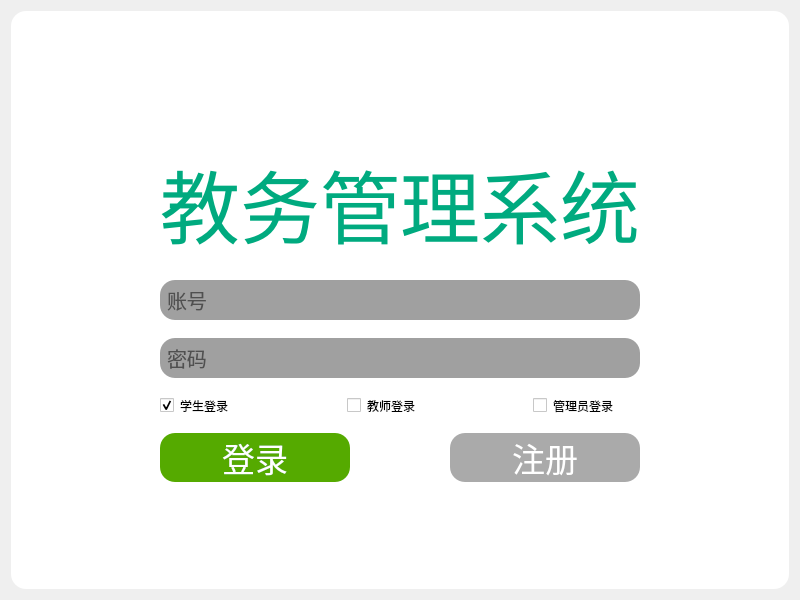
This is ui/login.ui in Rayscan321/EAS as Qt 5 draws it before an edit. The edited form follows.
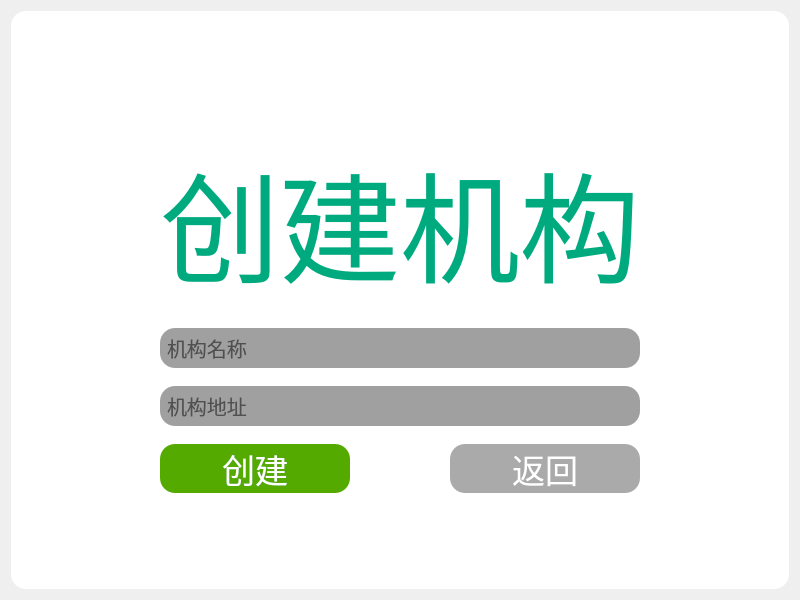
This is the edited form. The open tabs and pages were chosen to show the change. Icons and pictures are not drawn.

```diff
--- a/ui/login.ui
+++ b/ui/login.ui
@@ -495,6 +495,193 @@
             </item>
            </layout>
           </widget>
+          <widget class="QWidget" name="page_3">
+           <layout class="QHBoxLayout" name="horizontalLayout_13">
+            <item>
+             <layout class="QVBoxLayout" name="verticalLayout_6">
+              <item>
+               <spacer name="verticalSpacer_5">
+                <property name="orientation">
+                 <enum>Qt::Vertical</enum>
+                </property>
+                <property name="sizeHint" stdset="0">
+                 <size>
+                  <width>20</width>
+                  <height>40</height>
+                 </size>
+                </property>
+               </spacer>
+              </item>
+              <item>
+               <layout class="QHBoxLayout" name="horizontalLayout_11">
+                <item>
+                 <spacer name="horizontalSpacer_6">
+                  <property name="orientation">
+                   <enum>Qt::Horizontal</enum>
+                  </property>
+                  <property name="sizeHint" stdset="0">
+                   <size>
+                    <width>40</width>
+                    <height>20</height>
+                   </size>
+                  </property>
+                 </spacer>
+                </item>
+                <item>
+                 <layout class="QVBoxLayout" name="verticalLayout_7">
+                  <property name="spacing">
+                   <number>18</number>
+                  </property>
+                  <item>
+                   <widget class="QLabel" name="label_3">
+                    <property name="font">
+                     <font>
+                      <family>阿里巴巴普惠体 2.0 55 Regular</family>
+                      <pointsize>90</pointsize>
+                     </font>
+                    </property>
+                    <property name="styleSheet">
+                     <string notr="true">color: rgb(0, 170, 127);</string>
+                    </property>
+                    <property name="text">
+                     <string>创建机构</string>
+                    </property>
+                   </widget>
+                  </item>
+                  <item>
+                   <widget class="QLineEdit" name="lineEdit_5">
+                    <property name="font">
+                     <font>
+                      <family>阿里巴巴普惠体 2.0 55 Regular</family>
+                      <pointsize>15</pointsize>
+                     </font>
+                    </property>
+                    <property name="styleSheet">
+                     <string notr="true">border-radius:15px;
+padding:5px;
+background-color: rgb(160, 160, 160);</string>
+                    </property>
+                    <property name="placeholderText">
+                     <string>机构名称</string>
+                    </property>
+                   </widget>
+                  </item>
+                  <item>
+                   <widget class="QLineEdit" name="lineEdit_6">
+                    <property name="font">
+                     <font>
+                      <family>阿里巴巴普惠体 2.0 55 Regular</family>
+                      <pointsize>15</pointsize>
+                     </font>
+                    </property>
+                    <property name="styleSheet">
+                     <string notr="true">border-radius:15px;
+padding:5px;
+background-color: rgb(160, 160, 160);</string>
+                    </property>
+                    <property name="echoMode">
+                     <enum>QLineEdit::Normal</enum>
+                    </property>
+                    <property name="placeholderText">
+                     <string>机构地址</string>
+                    </property>
+                   </widget>
+                  </item>
+                  <item>
+                   <layout class="QHBoxLayout" name="horizontalLayout_12">
+                    <property name="spacing">
+                     <number>100</number>
+                    </property>
+                    <item>
+                     <widget class="QPushButton" name="pushButton_7">
+                      <property name="font">
+                       <font>
+                        <family>阿里巴巴普惠体 2.0 55 Regular</family>
+                        <pointsize>25</pointsize>
+                       </font>
+                      </property>
+                      <property name="styleSheet">
+                       <string notr="true">QPushButton{
+	border-radius:15px;
+	background-color: rgb(85, 170, 0);
+	color: rgb(255, 255, 255);
+}
+QPushButton:hover{
+	background-color: rgb(0, 221, 162);
+}
+QPushButton:pressed{
+	background-color: rgb(0, 90, 66);
+}
+
+</string>
+                      </property>
+                      <property name="text">
+                       <string>创建</string>
+                      </property>
+                     </widget>
+                    </item>
+                    <item>
+                     <widget class="QPushButton" name="pushButton_6">
+                      <property name="font">
+                       <font>
+                        <family>阿里巴巴普惠体 2.0 55 Regular</family>
+                        <pointsize>25</pointsize>
+                       </font>
+                      </property>
+                      <property name="styleSheet">
+                       <string notr="true">QPushButton{
+	border-radius:15px;
+	background-color: rgb(170, 170, 170);
+	color: rgb(255, 255, 255);
+}
+QPushButton:hover{
+	background-color: rgb(0, 170, 127);
+}
+QPushButton:pressed{
+	background-color: rgb(0, 0, 0);
+}</string>
+                      </property>
+                      <property name="text">
+                       <string>返回</string>
+                      </property>
+                     </widget>
+                    </item>
+                   </layout>
+                  </item>
+                 </layout>
+                </item>
+                <item>
+                 <spacer name="horizontalSpacer_7">
+                  <property name="orientation">
+                   <enum>Qt::Horizontal</enum>
+                  </property>
+                  <property name="sizeHint" stdset="0">
+                   <size>
+                    <width>40</width>
+                    <height>20</height>
+                   </size>
+                  </property>
+                 </spacer>
+                </item>
+               </layout>
+              </item>
+              <item>
+               <spacer name="verticalSpacer_6">
+                <property name="orientation">
+                 <enum>Qt::Vertical</enum>
+                </property>
+                <property name="sizeHint" stdset="0">
+                 <size>
+                  <width>20</width>
+                  <height>40</height>
+                 </size>
+                </property>
+               </spacer>
+              </item>
+             </layout>
+            </item>
+           </layout>
+          </widget>
          </widget>
         </item>
        </layout>
```
Left out of the diff: 85 changed lines with no effect on the pictures.
